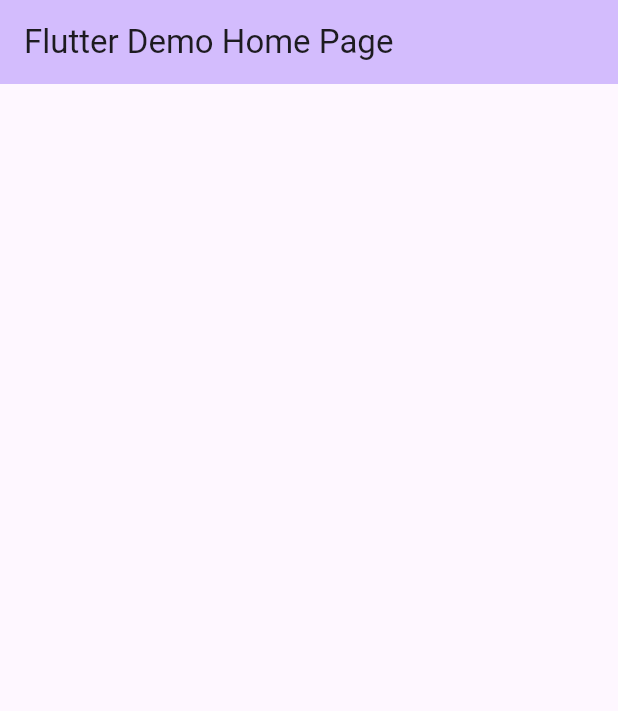
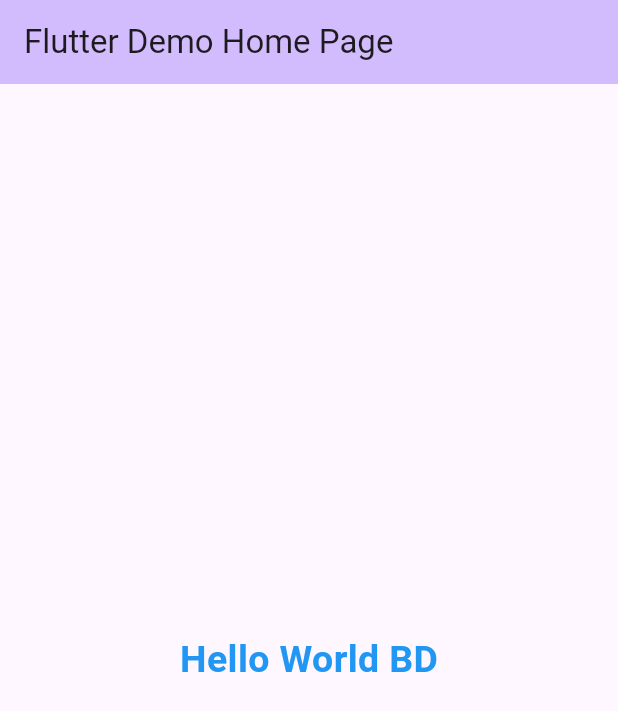
Before and after one commit to firadfd/flutter_learning, a Flutter app: the screen it shows after launch, on a phone screen of 412 x 824 dp. Shown: the top 711 px of the screen. Run offline on Flutter 3.47's test engine with Material 3 defaults, Android fonts, the phone set to English and light mode, and no system bars.

Commit message:
text basic

```diff
--- a/lib/main.dart
+++ b/lib/main.dart
@@ -23,6 +23,7 @@ class MyApp extends StatelessWidget {
 
 class MyHomePage extends StatefulWidget {
   const MyHomePage({super.key, required this.title});
+
   final String title;
 
   @override
@@ -37,6 +38,10 @@ class _MyHomePageState extends State<MyHomePage> {
           backgroundColor: Theme.of(context).colorScheme.inversePrimary,
           title: Text(widget.title),
         ),
-        body: Container());
+        body: const Center(
+            child: Text(
+          "Hello World BD",
+          style: TextStyle(color: Colors.blue,fontWeight: FontWeight.bold,fontSize: 25),
+        )));
   }
 }
```
